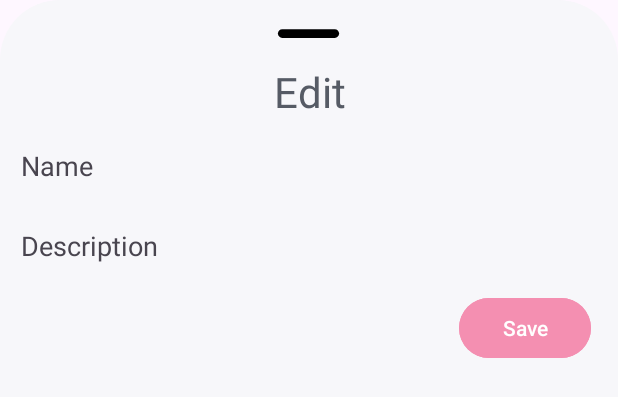
After one commit to SpatiumCat/MyMapMarkers, an Android app: the layout layout_bottomsheet_dialog_edit_marker.xml on its own in the app's theme, with its tools: preview values and no code run, on a phone screen of 412 x 824 dp. The commit adds this screen. Shown: the top 397 px of the screen. Run offline under Robolectric (Android 15) with nearby library versions, the phone set to English and light mode, and no system bars.

Commit message:
Add removing, editing, showing description. Add editing dialog

```diff
--- a/app/src/main/java/ru/netology/mymapmarkers/dao/MarkerDao.kt
+++ b/app/src/main/java/ru/netology/mymapmarkers/dao/MarkerDao.kt
@@ -28,6 +28,9 @@ interface MarkerDao {
     @Query("UPDATE MarkerEntity SET name = :name WHERE id = :id")
     suspend fun updateNameById(id: Long, name: String)
 
+    @Query("UPDATE MarkerEntity SET name = :name, description = :description WHERE id = :id")
+    suspend fun updateMarker(id: Long, name: String, description: String)
+
     @Query("DELETE FROM MarkerEntity WHERE id = :id")
     suspend fun removeById(id: Long)
 
--- a/app/src/main/java/ru/netology/mymapmarkers/repository/MarkerRepostitory.kt
+++ b/app/src/main/java/ru/netology/mymapmarkers/repository/MarkerRepostitory.kt
@@ -9,4 +9,6 @@ interface MarkerRepostitory {
     suspend fun save(marker: Marker)
     suspend fun save(markers: List<Marker>)
     suspend fun delete(id: Long)
+    suspend fun updateDescription(id: Long, description: String)
+    suspend fun updateMarker(id: Long, name: String, description: String)
 }
--- /dev/null
+++ b/app/src/main/res/layout/layout_bottomsheet_dialog_edit_marker.xml
@@ -0,0 +1,62 @@
+<?xml version="1.0" encoding="utf-8"?>
+<LinearLayout xmlns:android="http://schemas.android.com/apk/res/android"
+    android:layout_width="match_parent"
+    android:layout_height="match_parent"
+    android:background="@drawable/dialog_background"
+    android:orientation="vertical">
+
+    <ImageView
+        android:layout_width="70dp"
+        android:layout_height="wrap_content"
+        android:layout_gravity="center|top"
+        android:scaleType="centerCrop"
+        android:src="@drawable/round_remove_24" />
+
+    <LinearLayout
+        android:layout_width="match_parent"
+        android:layout_height="wrap_content"
+        android:layout_marginTop="8dp"
+        android:orientation="vertical">
+        <TextView
+            android:layout_width="match_parent"
+            android:layout_height="wrap_content"
+            android:textColor="@color/primary_text"
+            android:text="@string/edit_dialog_heading"
+            android:textAlignment="center"
+            android:textSize="28sp"/>
+
+        <EditText
+            android:id="@+id/editName"
+            android:layout_width="match_parent"
+            android:layout_height="wrap_content"
+            android:layout_marginTop="8dp"
+            android:backgroundTint="@color/background"
+            android:hint="@string/edit_dialog_name_hint"
+            android:inputType="text"
+            android:textColor="@color/primary_text"
+            android:textColorHint="?colorControlNormal" />
+
+        <EditText
+            android:id="@+id/editDescription"
+            android:layout_width="match_parent"
+            android:layout_height="wrap_content"
+            android:layout_marginTop="8dp"
+            android:backgroundTint="@color/background"
+            android:hint="@string/edit_dialog_hint_description"
+            android:inputType="textMultiLine"
+            android:textColor="@color/primary_text"
+            android:textColorHint="?colorControlNormal" />
+
+        <com.google.android.material.button.MaterialButton
+            android:id="@+id/editSaveButton"
+            android:layout_width="wrap_content"
+            android:layout_height="wrap_content"
+            android:layout_gravity="end"
+            android:layout_marginTop="8dp"
+            android:layout_marginEnd="8dp"
+            android:backgroundTint="@color/button"
+            android:text="@string/edit_dialog_button_text" />
+
+
+    </LinearLayout>
+</LinearLayout>
--- a/app/src/main/res/values/strings.xml
+++ b/app/src/main/res/values/strings.xml
@@ -5,6 +5,10 @@
     <string name="marker_coordinates">Coordinates:</string>
     <string name="card_marker_set_coordinates">%1$f, %2$f</string>
     <string name="marker_menu_show_description">Show description</string>
-    <string name="marker_menu_edit">Edit</string>
-    <string name="marker_menu_remove">Remove</string>
+    <string name="marker_menu_edit">Edit marker</string>
+    <string name="marker_menu_remove">Remove marker</string>
+    <string name="edit_dialog_name_hint">Name</string>
+    <string name="edit_dialog_hint_description">Description</string>
+    <string name="edit_dialog_button_text">Save</string>
+    <string name="edit_dialog_heading">Edit</string>
 </resources>
```
Also changed, not shown: app/src/main/java/ru/netology/mymapmarkers/fragments/MapFragment.kt (+124 -32 lines), app/src/main/java/ru/netology/mymapmarkers/repository/MarkerRepositoryImpl.kt (+8 -0 lines), app/src/main/java/ru/netology/mymapmarkers/viewmodels/MarkerViewModel.kt (+30 -1 lines), app/src/main/res/layout/layout_bottomsheet_dialog_marker.xml (renamed from app/src/main/res/layout/layout_bottomsheet.xml, +11 -11 lines), app/src/main/res/menu/marker_menu.xml (deleted, +0 -19 lines).
